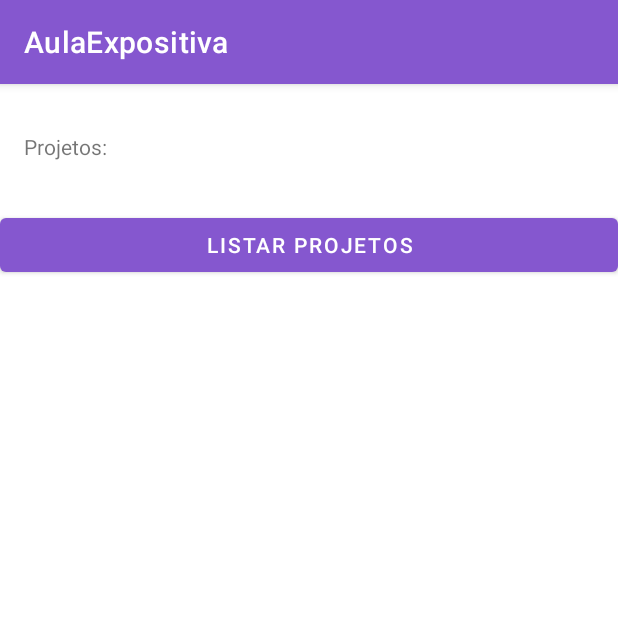
After one commit to BavarescoRicardo/AulaExpositivaSenai, an Android app: the Projetos screen opened directly, with no data from a screen before it, on a phone screen of 412 x 824 dp, the top half of it. The commit adds this screen. Run offline under Robolectric (Android 15) with nearby library versions, the phone set to English and light mode, and no system bars.

Commit message:
criada tela projetos e feita requisicao ao github

```diff
--- a/app/src/main/java/com/seniluz/aulaexpositiva/Sobre.java
+++ b/app/src/main/java/com/seniluz/aulaexpositiva/Sobre.java
@@ -19,4 +19,9 @@ public class Sobre extends AppCompatActivity {
         startActivity(telaCalculadora);
     }
 
+    public void abrirTelaProjetos(View v){
+        Intent telaProjetos = new Intent(this, Projetos.class);
+        startActivity(telaProjetos);
+    }
+
 }
--- /dev/null
+++ b/app/src/main/res/layout/activity_projetos.xml
@@ -0,0 +1,28 @@
+<?xml version="1.0" encoding="utf-8"?>
+<androidx.constraintlayout.widget.ConstraintLayout xmlns:android="http://schemas.android.com/apk/res/android"
+    xmlns:app="http://schemas.android.com/apk/res-auto"
+    xmlns:tools="http://schemas.android.com/tools"
+    android:layout_width="match_parent"
+    android:layout_height="match_parent"
+    tools:context=".Projetos">
+
+    <TextView
+        android:id="@+id/txtResultProj"
+        android:layout_width="match_parent"
+        android:layout_height="wrap_content"
+        android:layout_marginStart="16dp"
+        android:layout_marginTop="32dp"
+        android:text="Projetos:"
+        app:layout_constraintStart_toStartOf="parent"
+        app:layout_constraintTop_toTopOf="parent" />
+
+    <Button
+        android:id="@+id/btnListarProj"
+        android:layout_width="match_parent"
+        android:layout_height="wrap_content"
+        android:layout_marginTop="32dp"
+        android:text="Listar Projetos"
+        app:layout_constraintStart_toStartOf="parent"
+        app:layout_constraintTop_toBottomOf="@+id/txtResultProj" />
+
+</androidx.constraintlayout.widget.ConstraintLayout>
```
Also changed, not shown: app/src/main/AndroidManifest.xml (+11 -9 lines), app/src/main/java/com/seniluz/aulaexpositiva/Projetos.java (added, +90 -0 lines), app/src/main/res/layout/activity_sobre.xml (+12 -0 lines).
